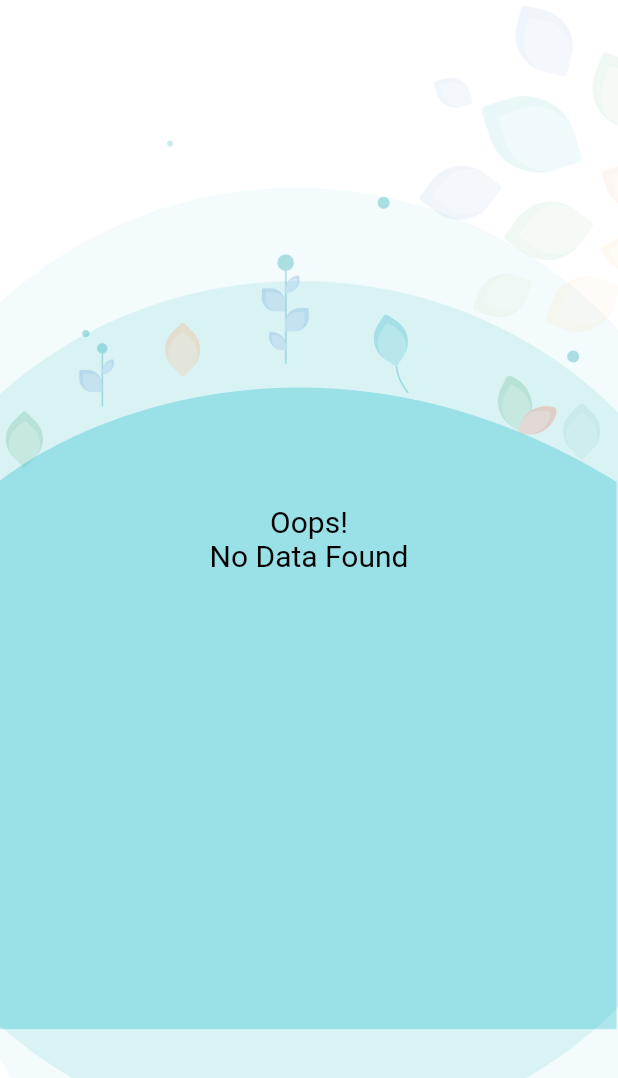
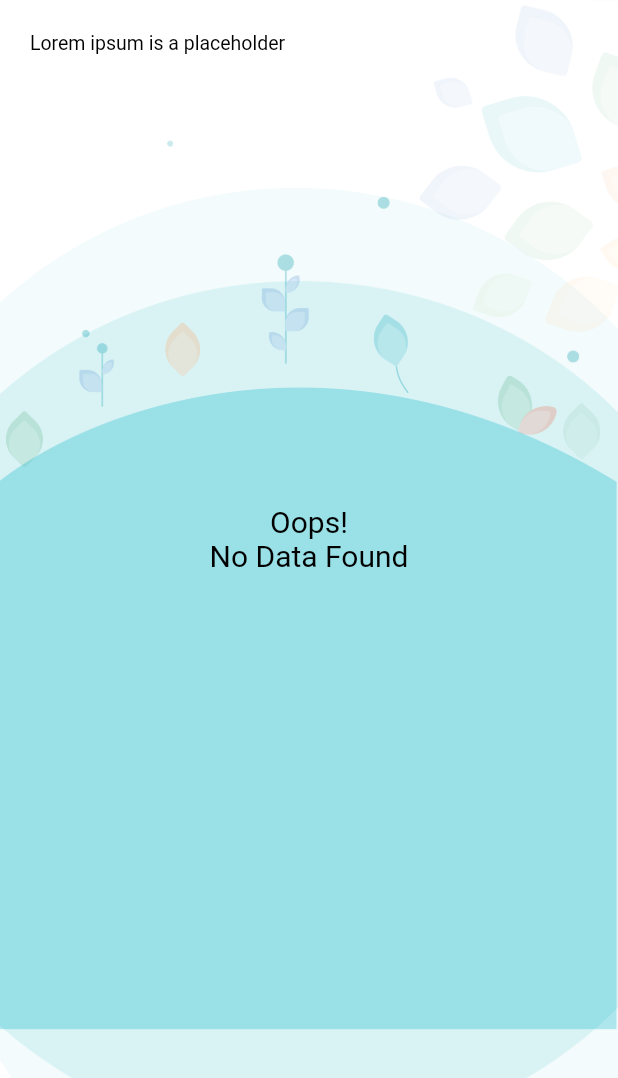
Before and after one commit to kevaldudhatra/sarvamApp, a Flutter app: the DailyRoutineScreenView screen opened directly with empty values, on a phone screen of 412 x 824 dp, the part 158-1236 px from its top. Run offline on Flutter 3.47's test engine with Material 2 defaults, Android fonts, the phone set to English and light mode, and no system bars; our stand-ins replace file_picker, get, get_storage, lottie; accounts and stored records are empty; statements that could not run were skipped.

Commit message:
[+] Font issue (Done)

```diff
--- a/lib/screens/dailyRoutineScreen/daily_routine_screen_view.dart
+++ b/lib/screens/dailyRoutineScreen/daily_routine_screen_view.dart
@@ -85,13 +85,13 @@ class _DailyRoutineScreenViewState extends State<DailyRoutineScreenView> {
                       const SizedBox(height: 25),
                       Text(
                         widget.categoryData["Name"],
-                        style: const TextStyle(fontSize: 25, fontFamily: ROBOTO_MEDIUM, color: textBlack),
+                        style: const TextStyle(fontSize: 22, fontFamily: ROBOTO_MEDIUM, color: textBlack),
                       ),
                       const SizedBox(height: 5),
-                      // const Text(
-                      //   "Lorem ipsum is a placeholder",
-                      //   style: TextStyle(fontSize: 15, fontFamily: ROBOTO_REGULAR, color: textBlack),
-                      // ),
+                      const Text(
+                        "Lorem ipsum is a placeholder",
+                        style: TextStyle(fontSize: 13, fontFamily: ROBOTO_REGULAR, color: textBlack),
+                      ),
                     ],
                   ),
                 ),
--- a/lib/screens/prayerDetailScreen/prayer_detail_screen_view.dart
+++ b/lib/screens/prayerDetailScreen/prayer_detail_screen_view.dart
@@ -97,7 +97,7 @@ class _PrayerDetailScreenViewState extends State<PrayerDetailScreenView> {
                                   padding: const EdgeInsets.only(left: 20, right: 20),
                                   child: Text(
                                     prayerDetailScreenController.contentDetails["Name"],
-                                    style: const TextStyle(fontSize: 30, fontFamily: ROBOTO_MEDIUM, color: textBlack),
+                                    style: const TextStyle(fontSize: 22, fontFamily: ROBOTO_MEDIUM, color: textBlack),
                                   ),
                                 ),
                                 const SizedBox(height: 5),
@@ -105,7 +105,7 @@ class _PrayerDetailScreenViewState extends State<PrayerDetailScreenView> {
                                   padding: const EdgeInsets.only(left: 20, right: 20),
                                   child: Text(
                                     prayerDetailScreenController.contentDetails["ShortDesp"],
-                                    style: const TextStyle(fontSize: 15, fontFamily: ROBOTO_REGULAR, color: textBlack),
+                                    style: const TextStyle(fontSize: 13, fontFamily: ROBOTO_REGULAR, color: textBlack),
                                   ),
                                 ),
                               ],
@@ -232,7 +232,7 @@ class _PrayerDetailScreenViewState extends State<PrayerDetailScreenView> {
                                     ),
                                     Container(
                                       alignment: Alignment.centerLeft,
-                                      margin: const EdgeInsets.symmetric(vertical: 5),
+                                      margin: const EdgeInsets.symmetric(vertical: 10),
                                       child: const Text(
                                         "Comments",
                                         style: TextStyle(fontSize: 15, fontFamily: ROBOTO_BOLD, color: textBlack),
--- a/lib/screens/prayerScreen/prayer_screen_view.dart
+++ b/lib/screens/prayerScreen/prayer_screen_view.dart
@@ -81,12 +81,12 @@ class _PrayerScreenViewState extends State<PrayerScreenView> {
                       const SizedBox(height: 25),
                       Text(
                         "Daily Routine  > ${widget.subCategoryData["Name"]}",
-                        style: const TextStyle(fontSize: 25, fontFamily: ROBOTO_MEDIUM, color: textBlack),
+                        style: const TextStyle(fontSize: 22, fontFamily: ROBOTO_MEDIUM, color: textBlack),
                       ),
                       const SizedBox(height: 5),
                       Text(
                         widget.subCategoryData["ShortDesp"],
-                        style: const TextStyle(fontSize: 15, fontFamily: ROBOTO_REGULAR, color: textBlack),
+                        style: const TextStyle(fontSize: 13, fontFamily: ROBOTO_REGULAR, color: textBlack),
                       ),
                     ],
                   ),
--- a/lib/screens/uploadWorkScreen/upload_screen_view.dart
+++ b/lib/screens/uploadWorkScreen/upload_screen_view.dart
@@ -89,7 +89,7 @@ class _UploadScreenViewState extends State<UploadScreenView> {
                           padding: EdgeInsets.only(left: 20, right: 20),
                           child: Text(
                             "Upload Your Work",
-                            style: TextStyle(fontSize: 25, fontFamily: ROBOTO_MEDIUM, color: textBlack),
+                            style: TextStyle(fontSize: 22, fontFamily: ROBOTO_MEDIUM, color: textBlack),
                           ),
                         ),
                         const SizedBox(height: 5),
@@ -97,7 +97,7 @@ class _UploadScreenViewState extends State<UploadScreenView> {
                           padding: EdgeInsets.only(left: 20, right: 20),
                           child: Text(
                             "Lorem ipsum is a placeholder",
-                            style: TextStyle(fontSize: 15, fontFamily: ROBOTO_REGULAR, color: textBlack),
+                            style: TextStyle(fontSize: 13, fontFamily: ROBOTO_REGULAR, color: textBlack),
                           ),
                         ),
                       ],
@@ -199,7 +199,7 @@ class _UploadScreenViewState extends State<UploadScreenView> {
                                   const SizedBox(height: 5),
                                   Text(
                                     "Max. File size : 200mb",
-                                    style: TextStyle(color: textBlack.withOpacity(0.5), fontSize: 15, fontFamily: ROBOTO_BOLD),
+                                    style: TextStyle(color: Colors.grey, fontSize: 15, fontFamily: ROBOTO_BOLD),
                                   ),
                                 ],
                               ),
```
